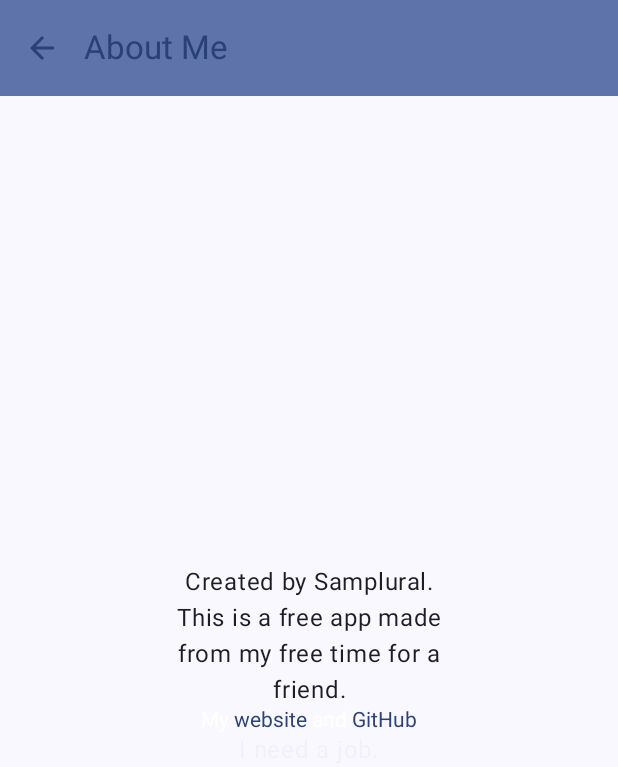
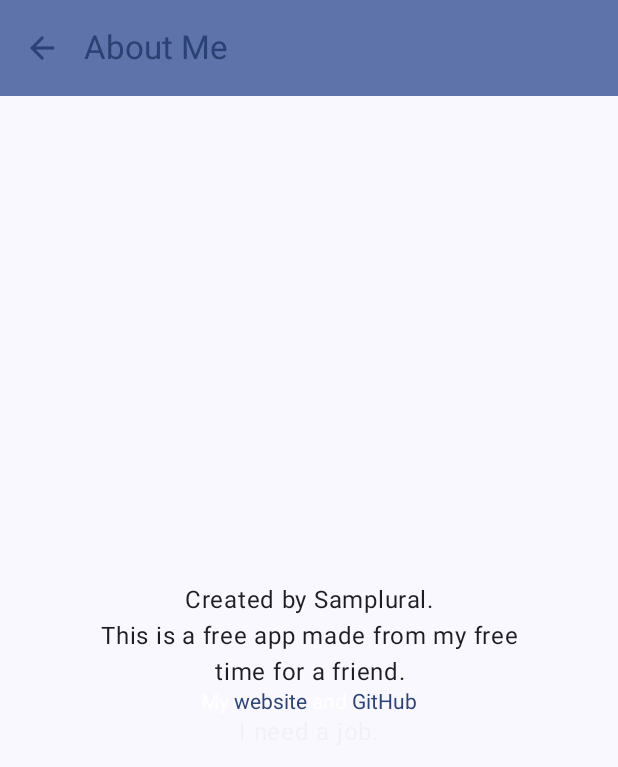
Before and after one commit to lsrprntr/Five-Crowns-Score-Keeper, an Android app built with Jetpack Compose: the AboutScreen screen opened through its navigation route, on a phone screen of 412 x 824 dp. Shown: the top 767 px of the screen. Run offline under Robolectric (Android 15) with nearby library versions, the light colour scheme and no system bars; our stand-ins replace Room's generated code.

Commit message:
about change

```diff
--- a/app/src/main/java/com/samplural/fivecrownsscorekeeper/ui/screens/AboutScreen.kt
+++ b/app/src/main/java/com/samplural/fivecrownsscorekeeper/ui/screens/AboutScreen.kt
@@ -79,7 +79,7 @@ fun AboutScreen(
                 enter = fadeIn(spring(10f))
             ) {
                 Column(
-                    modifier.padding(100.dp),
+                    modifier.padding(60.dp),
                     horizontalAlignment = Alignment.CenterHorizontally
                 ) {
                     Text(
```
